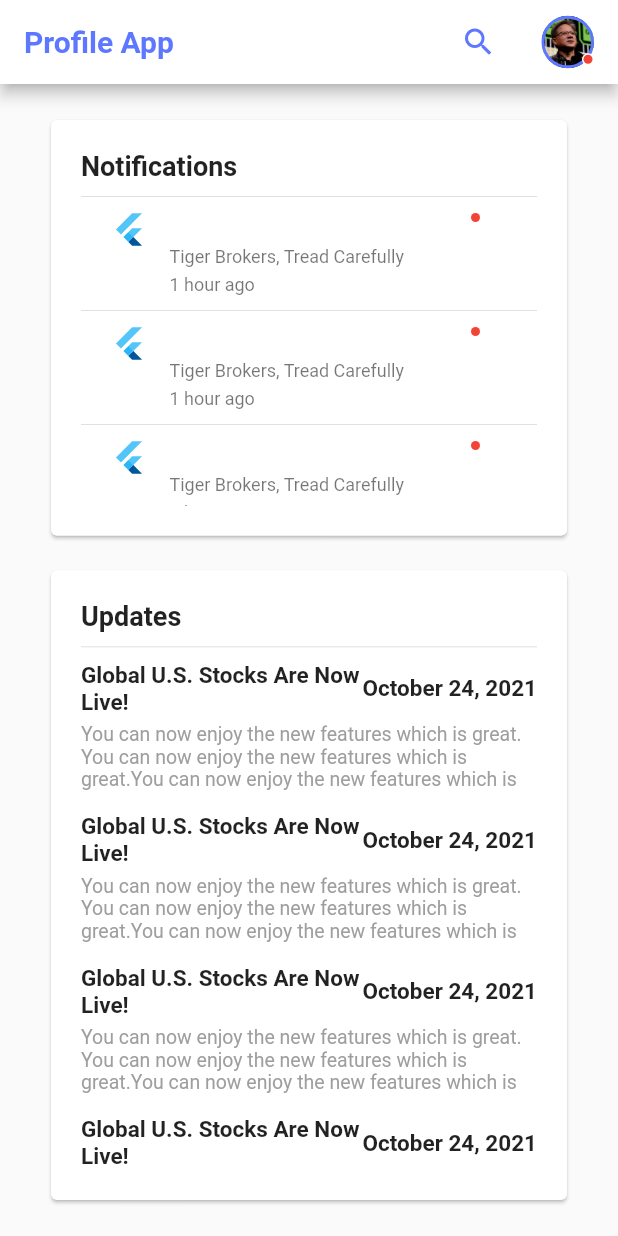
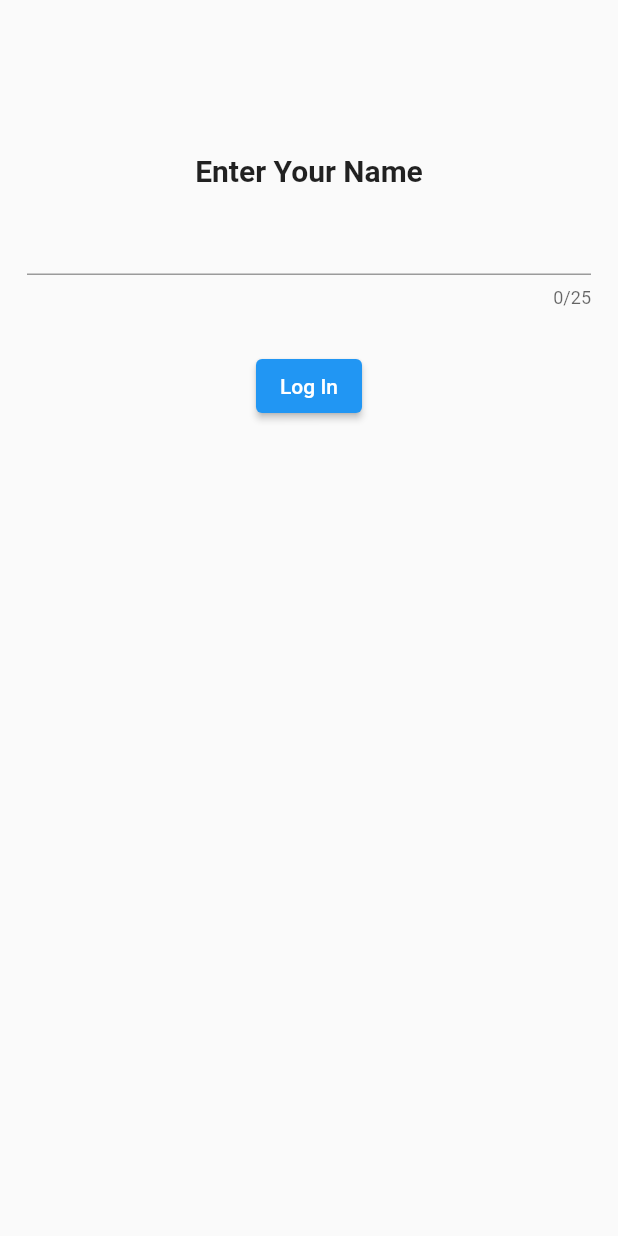
Before and after one commit to ruchitmavani/myprofile, a Flutter app: the screen it shows after launch, on a phone screen of 412 x 824 dp. Run offline on Flutter 3.47's test engine with Material 2 defaults, Android fonts, the phone set to English and light mode, and no system bars; our stand-ins replace shared_preferences.

Commit message:
- login screen added

```diff
--- a/lib/main.dart
+++ b/lib/main.dart
@@ -1,8 +1,11 @@
 import 'package:flutter/material.dart';
+import 'package:myprofilr/local_storage.dart';
 import 'package:myprofilr/utils/mouse_drag_scroll.dart';
 import 'package:myprofilr/views/home_screen/home_screen.dart';
+import 'package:myprofilr/views/login_screen/login_screen.dart';
 
-void main() {
+Future<void> main() async {
+  await sharedPrefs.init();
   runApp(const MyApp());
 }
 
@@ -20,7 +23,7 @@ class MyApp extends StatelessWidget {
             backgroundColor: Colors.white,
           ),
           dividerTheme: const DividerThemeData(space: 20)),
-      home: const HomeScreen(),
+      home: sharedPrefs.isLoggedIn() ? HomeScreen() : LoginScreen(),
       debugShowCheckedModeBanner: false,
     );
   }
--- /dev/null
+++ b/lib/views/login_screen/login_screen.dart
@@ -0,0 +1,89 @@
+import 'package:flutter/material.dart';
+import 'package:flutter/services.dart';
+import 'package:myprofilr/local_storage.dart';
+import 'package:myprofilr/views/home_screen/home_screen.dart';
+
+class LoginScreen extends StatefulWidget {
+  const LoginScreen({Key? key}) : super(key: key);
+
+  @override
+  _LoginScreenState createState() => _LoginScreenState();
+}
+
+class _LoginScreenState extends State<LoginScreen> {
+  final TextEditingController _name = TextEditingController();
+
+  final _formKey = GlobalKey<FormState>();
+
+  @override
+  void dispose() {
+    _name.dispose();
+    super.dispose();
+  }
+
+  @override
+  Widget build(BuildContext context) {
+    return Scaffold(
+      body: Form(
+        key: _formKey,
+        child: SingleChildScrollView(
+          child: Padding(
+            padding: const EdgeInsets.only(left: 18.0, right: 18, top: 20),
+            child: Center(
+              child: Column(
+                crossAxisAlignment: CrossAxisAlignment.center,
+                children: [
+                  SizedBox(
+                    height: MediaQuery.of(context).size.height * 0.1,
+                  ),
+                  Text(
+                    "Enter Your Name",
+                    style: TextStyle(fontWeight: FontWeight.w600, fontSize: 20),
+                  ),
+                  const SizedBox(
+                    height: 10,
+                  ),
+                  TextFormField(
+                    inputFormatters: [
+                      FilteringTextInputFormatter.allow(RegExp(r'[a-zA-z]')),
+                    ],
+                    controller: _name,
+                    maxLength: 25,
+                    keyboardType: TextInputType.phone,
+                    textInputAction: TextInputAction.done,
+                    onFieldSubmitted: (value) {},
+                    validator: (phone) {
+                      if (phone == null || phone.isEmpty) {
+                        return 'Please enter name';
+                      }
+                      return null;
+                    },
+                  ),
+                  const SizedBox(
+                    height: 28,
+                  ),
+                  ElevatedButton(
+                    onPressed: () {
+                      if (_formKey.currentState?.validate() == true) {
+                        sharedPrefs.userName = _name.text;
+                        ScaffoldMessenger.of(context).showSnackBar(SnackBar(
+                          content: Text("Welcome ${_name.text}"),
+                        ));
+                        Navigator.pushReplacement(
+                            context,
+                            MaterialPageRoute(
+                              builder: (context) => HomeScreen(),
+                            ));
+                      }
+                    },
+                    child: Text("Log In"),
+                  ),
+                ],
+              ),
+            ),
+          ),
+        ),
+      ),
+    );
+  }
+}
--- a/pubspec.yaml
+++ b/pubspec.yaml
@@ -36,6 +36,7 @@ dependencies:
   # The following adds the Cupertino Icons font to your application.
   # Use with the CupertinoIcons class for iOS style icons.
   cupertino_icons: ^1.0.2
+  shared_preferences: ^2.0.15
 
 dev_dependencies:
   flutter_test:
```
Also changed, not shown: lib/local_storage.dart (added, +32 -0 lines), lib/views/home_screen/home_screen.dart (+15 -2 lines), firebase.json (added), pubspec.lock.
